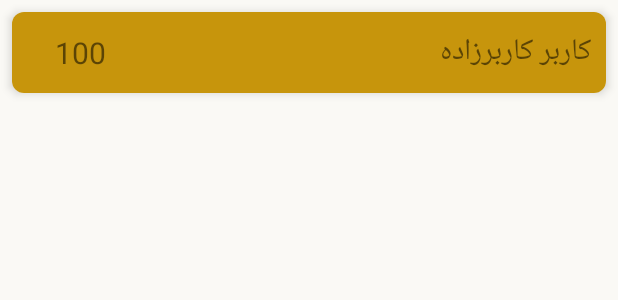
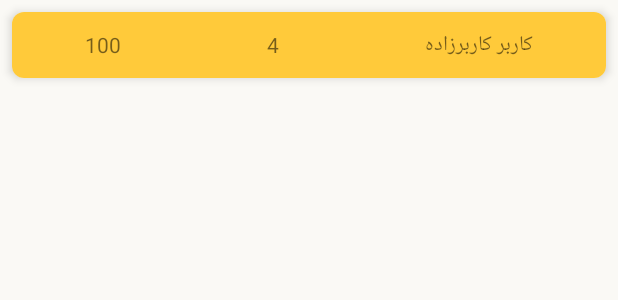
Before and after one commit to saeedsamie/Barchasb-Android-Application, an Android app: the layout item_leaderboard.xml on its own in the app's theme, with its tools: preview values and no code run, on a phone screen of 412 x 824 dp. Shown: the top 300 px of the screen. Run offline under Robolectric (Android 15) with nearby library versions, the phone set to English and light mode, and no system bars.

Commit message:
fix: leaderboard

```diff
--- a/app/src/main/res/layout/item_leaderboard.xml
+++ b/app/src/main/res/layout/item_leaderboard.xml
@@ -9,31 +9,38 @@
     <LinearLayout
         android:layout_width="match_parent"
         android:layout_height="wrap_content"
-        android:background="@color/primary_dark_color"
+        android:background="@color/primary_color"
         android:gravity="center"
         android:orientation="horizontal">
 
         <TextView
-            android:id="@+id/score"
+            android:id="@+id/points"
             android:layout_width="wrap_content"
             android:layout_height="wrap_content"
             android:layout_margin="10dp"
             android:layout_weight="1"
             android:gravity="center"
             android:text="@string/username_1_score"
-            android:textSize="20sp"
-            app:layout_constraintBottom_toBottomOf="parent"
-            app:layout_constraintTop_toTopOf="parent" />
+            android:textSize="14sp" />
+
+        <TextView
+            android:id="@+id/labels_count"
+            android:layout_width="wrap_content"
+            android:layout_height="wrap_content"
+            android:layout_margin="10dp"
+            android:layout_weight="1"
+            android:gravity="center"
+            android:text="@string/username_1_labels_count"
+            android:textSize="14sp" />
 
         <TextView
             android:id="@+id/usernameEditText"
             android:layout_width="wrap_content"
             android:layout_height="wrap_content"
             android:layout_margin="10dp"
-            android:layout_weight="5"
+            android:layout_weight="1"
+            android:gravity="center"
             android:text="@string/username_1"
-            android:textSize="20sp"
-            app:layout_constraintBottom_toBottomOf="parent"
-            app:layout_constraintTop_toTopOf="parent" />
+            android:textSize="14sp" />
     </LinearLayout>
 </androidx.cardview.widget.CardView>
--- a/app/src/main/res/values/strings.xml
+++ b/app/src/main/res/values/strings.xml
@@ -45,6 +45,7 @@
     <string name="total_score_title_string">محموع امتیازات</string>
     <string name="repeat_password_hint">تکرار رمز عبور</string>
     <string name="task_tags_template">فوری\n</string>
+    <string name="username_1_labels_count">4</string>
     <string-array name="emotion_options">
         <item>عادی</item>
         <item>ناراحت</item>
```
Also changed, not shown: app/src/main/java/com/example/barchasb/api/UserApi.kt (+12 -0 lines), app/src/main/java/com/example/barchasb/leaderboard/LeaderboardAdapter.kt (+11 -7 lines), app/src/main/java/com/example/barchasb/leaderboard/LeaderboardFragment.kt (+55 -10 lines), app/src/main/java/com/example/barchasb/leaderboard/LeaderboardViewModel.kt (added, +42 -0 lines), app/src/main/res/layout/fragment_leaderboard.xml (+56 -4 lines), app/src/main/res/navigation/nav_graph.xml (+6 -1 lines).
